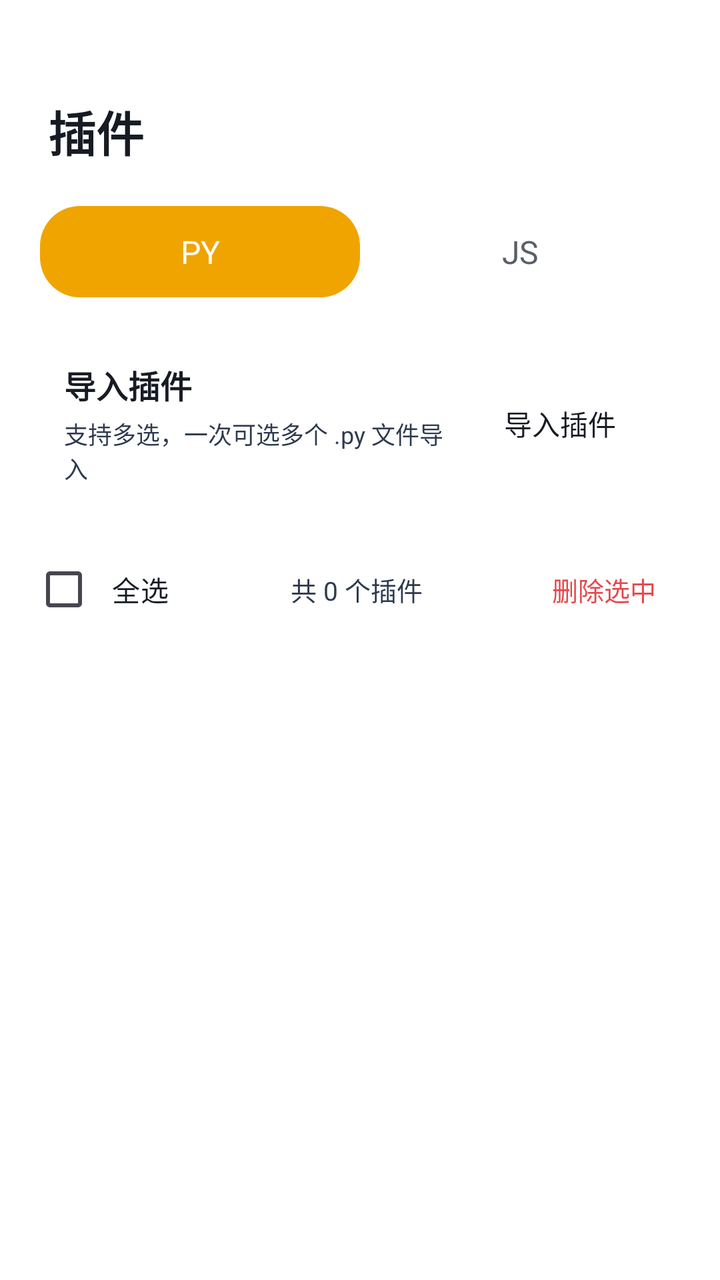
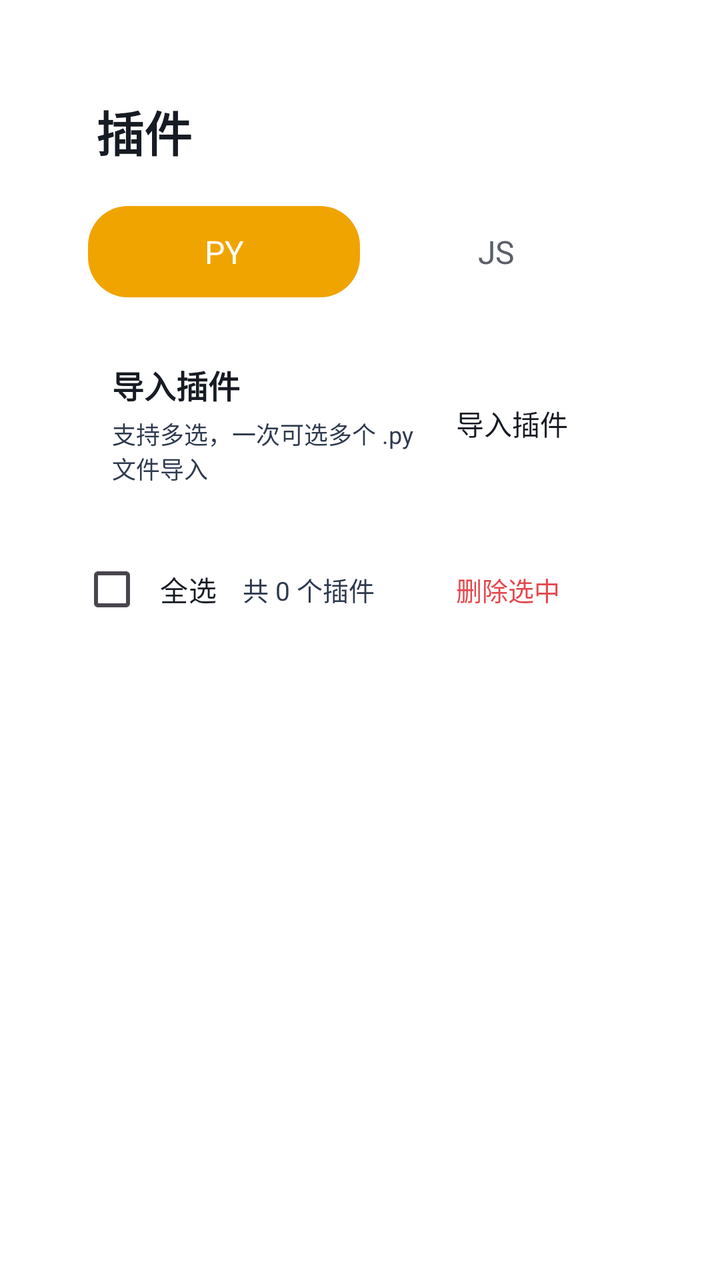

Screens rendered from an Android XML layout before and after an edit, with the pre-edit source and the edit as a unified diff.
<!-- AndroidManifest.xml: another module's application theme Theme.App -->
<!-- res/layout/activity_plugin.xml -->
<?xml version="1.0" encoding="utf-8"?>
<LinearLayout xmlns:android="http://schemas.android.com/apk/res/android"
    android:layout_width="match_parent"
    android:layout_height="match_parent"
    android:fitsSystemWindows="true"
    android:orientation="vertical"
    android:paddingLeft="16dp"
    android:paddingRight="16dp"
    android:paddingTop="48dp"
    android:paddingBottom="16dp">

        <LinearLayout
            android:layout_width="wrap_content"
            android:layout_height="wrap_content"
            android:orientation="horizontal"
            android:gravity="center_vertical"
            android:layout_marginBottom="16dp">
            <TextView
                android:layout_width="wrap_content"
                android:layout_height="wrap_content"
                android:text="插件"
                android:textColor="#171B23"
                android:textSize="24sp"
                android:textStyle="bold"
                android:layout_marginStart="8dp" />
        </LinearLayout>

        <LinearLayout
            android:layout_width="match_parent"
            android:layout_height="wrap_content"
            android:background="@drawable/xc_setcard_v2"
            android:orientation="horizontal"
            android:padding="4dp"
            android:layout_marginBottom="12dp">
            <TextView
                android:id="@+id/tab_py"
                android:layout_width="0dp"
                android:layout_height="wrap_content"
                android:layout_weight="1"
                android:gravity="center"
                android:padding="12dp"
                android:text="PY"
                android:textSize="16sp"
                android:background="@drawable/seg_selected"
                android:textColor="#FFFFFF" />
            <TextView
                android:id="@+id/tab_js"
                android:layout_width="0dp"
                android:layout_height="wrap_content"
                android:layout_weight="1"
                android:gravity="center"
                android:padding="12dp"
                android:text="JS"
                android:textSize="16sp"
                android:textColor="#5A5F69" />
        </LinearLayout>

        <LinearLayout
            android:layout_width="match_parent"
            android:layout_height="wrap_content"
            android:background="@drawable/xc_setcard_v2"
            android:orientation="horizontal"
            android:gravity="center_vertical"
            android:padding="16dp"
            android:layout_marginBottom="12dp">
            <LinearLayout
                android:layout_width="0dp"
                android:layout_height="wrap_content"
                android:layout_weight="1"
                android:orientation="vertical">
                <TextView
                    android:layout_width="wrap_content"
                    android:layout_height="wrap_content"
                    android:text="导入插件"
                    android:textColor="#171B23"
                    android:textSize="16sp"
                    android:textStyle="bold" />
                <TextView
                    android:layout_width="wrap_content"
                    android:layout_height="wrap_content"
                    android:text="支持多选，一次可选多个 .py 文件导入"
                    android:textColor="#2E3A4E"
                    android:textSize="12sp"
                    android:layout_marginTop="4dp" />
            </LinearLayout>
            <TextView
                android:id="@+id/btn_import"
                android:layout_width="wrap_content"
                android:layout_height="wrap_content"
                android:background="@drawable/xc_setcard_v2"
                android:paddingLeft="20dp"
                android:paddingRight="20dp"
                android:paddingTop="10dp"
                android:paddingBottom="10dp"
                android:text="导入插件"
                android:textColor="#171B23"
                android:textSize="14sp" />
        </LinearLayout>

        <LinearLayout
            android:layout_width="match_parent"
            android:layout_height="wrap_content"
            android:orientation="horizontal"
            android:gravity="center_vertical"
            android:layout_marginBottom="8dp">
            <CheckBox
                android:id="@+id/cb_select_all"
                android:layout_width="wrap_content"
                android:layout_height="wrap_content"
                android:text="全选"
                android:textColor="#171B23"
                android:textSize="14sp"  android:background="@drawable/xc_setcard_v2" android:paddingLeft="8dp" android:paddingRight="12dp" android:paddingTop="6dp" android:paddingBottom="6dp" />
            <TextView
                android:id="@+id/tv_count"
                android:layout_width="0dp"
                android:layout_height="wrap_content"
                android:layout_weight="1"
                android:gravity="center"
                android:text="共 0 个插件"
                android:textColor="#2E3A4E"
                android:textSize="13sp" />
            <TextView
                android:id="@+id/btn_delete_selected"
                android:layout_width="wrap_content"
                android:layout_height="wrap_content"
                android:background="@drawable/xc_setcard_v2"
                android:paddingLeft="16dp"
                android:paddingRight="16dp"
                android:paddingTop="8dp"
                android:paddingBottom="8dp"
                android:text="删除选中"
                android:textColor="#E5484D"
                android:textSize="13sp" />
        </LinearLayout>

        <androidx.recyclerview.widget.RecyclerView
            android:id="@+id/rv_plugins"
            android:layout_width="match_parent"
            android:layout_height="0dp"
            android:layout_weight="1"
            android:clipToPadding="false"
            android:paddingBottom="16dp" />
</LinearLayout>
<!-- resources referenced by this layout -->
<resources>
  <!-- drawable seg_selected (drawable) -->
  <?xml version="1.0" encoding="utf-8"?>
  <shape xmlns:android="http://schemas.android.com/apk/res/android" android:shape="rectangle">
  <corners android:radius="20dp"/>
  <solid android:color="#f0a400"/>
  </shape>
  <!-- drawable xc_setcard_v2 (drawable) -->
  <?xml version="1.0" encoding="utf-8"?>
  <shape xmlns:android="http://schemas.android.com/apk/res/android" android:shape="rectangle">
      <corners android:radius="10dp" />
      <solid android:color="#57FFFFFF" />
      <stroke android:width="1dp" android:color="#61FFFFFF" />
  </shape>
  <style name="Theme.App" parent="Theme.XingChen">
          <item name="android:windowDisablePreview">true</item>
      </style>
  <style name="Theme.XingChen" parent="Theme.Material3.DayNight.NoActionBar">
          <item name="android:windowBackground">@android:color/transparent</item>
                <item name="android:colorBackground">@android:color/transparent</item>
          <item name="colorPrimary">#f0a400</item>
          <item name="colorPrimaryVariant">#c07f00</item>
          <item name="colorOnPrimary">@android:color/white</item>
      </style>
</resources>

<!-- the commit's change to res/layout/activity_plugin.xml (unified diff, before → after) -->
@@ -4,8 +4,8 @@
     android:layout_height="match_parent"
     android:fitsSystemWindows="true"
     android:orientation="vertical"
-    android:paddingLeft="16dp"
-    android:paddingRight="16dp"
+    android:paddingLeft="40dp"
+    android:paddingRight="40dp"
     android:paddingTop="48dp"
     android:paddingBottom="16dp">
 
@@ -124,8 +124,8 @@
                 android:layout_width="wrap_content"
                 android:layout_height="wrap_content"
                 android:background="@drawable/xc_setcard_v2"
-                android:paddingLeft="16dp"
-                android:paddingRight="16dp"
+                android:paddingLeft="40dp"
+                android:paddingRight="40dp"
                 android:paddingTop="8dp"
                 android:paddingBottom="8dp"
                 android:text="删除选中"
